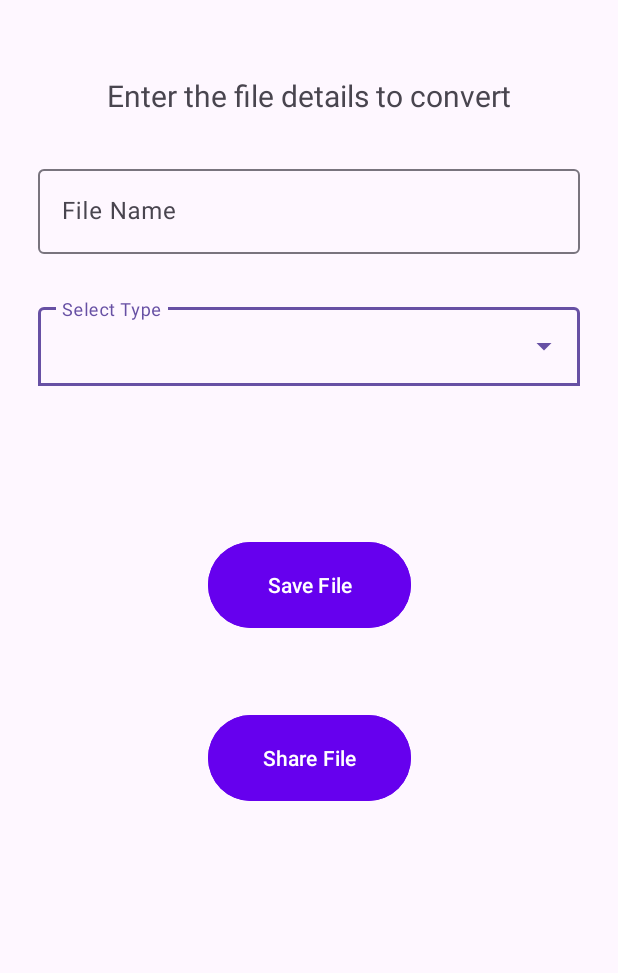
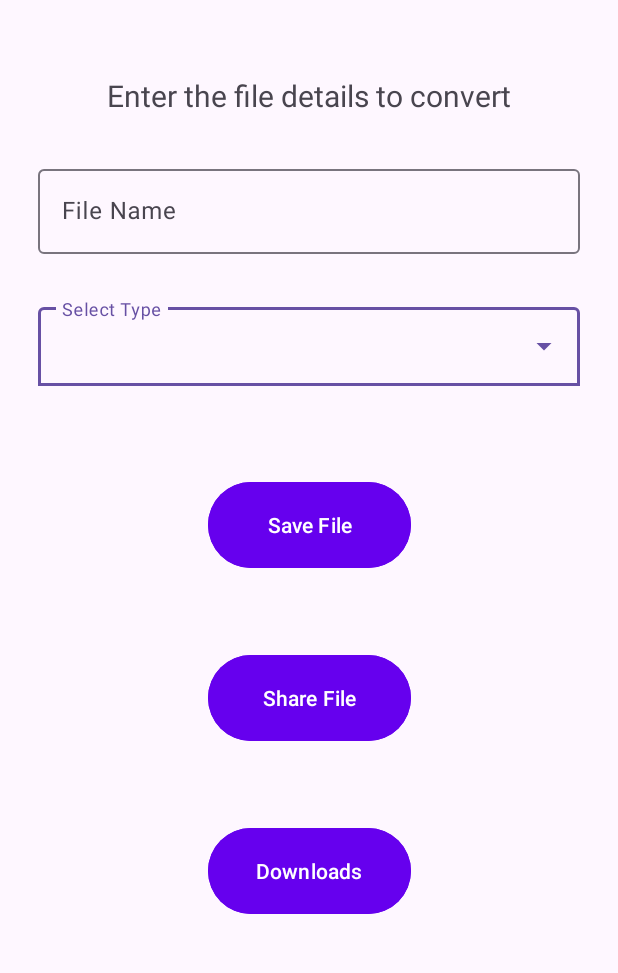
Before and after one commit to Chitucoder/Pic_To_Script, an Android app: the MainActivity3 screen opened directly, with no data from a screen before it, on a phone screen of 412 x 824 dp, the part 96-1069 px from its top. Run offline under Robolectric (Android 15) with nearby library versions, the phone set to English and light mode, and no system bars; libraries missing offline, so code that uses them is left out: com.google.mlkit.vision, org.apache.poi; 3 statements that could not run were skipped.

Commit message:
S5-download redirect

```diff
--- a/app/src/main/java/com/chitu/pictoscript/MainActivity3.java
+++ b/app/src/main/java/com/chitu/pictoscript/MainActivity3.java
@@ -90,7 +90,7 @@
     Bitmap bitmap;
     Intent intent;
     Task<Text> result;
-    Button savebtn,sharebtn;
+    Button savebtn,sharebtn,downloadbtn;
 
     @Override
     protected void onCreate(Bundle savedInstanceState) {
@@ -102,6 +102,7 @@
 
         savebtn = findViewById(R.id.savebtn);
         sharebtn = findViewById(R.id.sharebtn);
+        downloadbtn = findViewById(R.id.downloadbtn);
         F_name = (EditText) findViewById(R.id.F_Name);
         createTxtRecg();
 
@@ -134,6 +135,14 @@
                 else {
                     Toast.makeText(MainActivity3.this, "Save the file before sharing", Toast.LENGTH_SHORT).show();
                 }
+            }
+        });
+
+        downloadbtn.setOnClickListener(new View.OnClickListener() {
+            @Override
+            public void onClick(View view) {
+                Intent downloadintent = new Intent(MainActivity3.this, MainActivity4.class);
+                startActivity(downloadintent);
             }
         });
 
--- a/app/src/main/res/layout/activity_main3.xml
+++ b/app/src/main/res/layout/activity_main3.xml
@@ -73,7 +73,7 @@
             android:layout_width="135dp"
             android:layout_height="65dp"
             android:layout_gravity="bottom|center_horizontal"
-            android:layout_marginTop="100dp"
+            android:layout_marginTop="60dp"
             android:backgroundTint="#6600EE"
             android:textColor="#ffffff"
             android:text="Save File"
@@ -93,6 +93,19 @@
             andorid:layout_constraintEnd_toEndOf="parent"
             andorid:layout_constraintStart_toStartOf="parent"
             andorid:layout_constraintTop_toBottomOf="@+id/savebtn" />
+
+        <Button
+            android:id="@+id/downloadbtn"
+            android:layout_width="135dp"
+            android:layout_height="65dp"
+            android:textColor="#ffffff"
+            android:layout_gravity="bottom|center_horizontal"
+            android:layout_marginTop="50dp"
+            android:backgroundTint="#6600EE"
+            android:text="Downloads"
+            andorid:layout_constraintEnd_toEndOf="parent"
+            andorid:layout_constraintStart_toStartOf="parent"
+            andorid:layout_constraintTop_toBottomOf="@+id/sharebtn" />
     </androidx.constraintlayout.widget.ConstraintLayout>
 
 
```
Also changed, not shown: app/src/main/AndroidManifest.xml (+8 -3 lines), app/src/main/java/com/chitu/pictoscript/MainActivity4.java (added, +14 -0 lines), app/src/main/res/layout/activity_main4.xml (added, +18 -0 lines).
